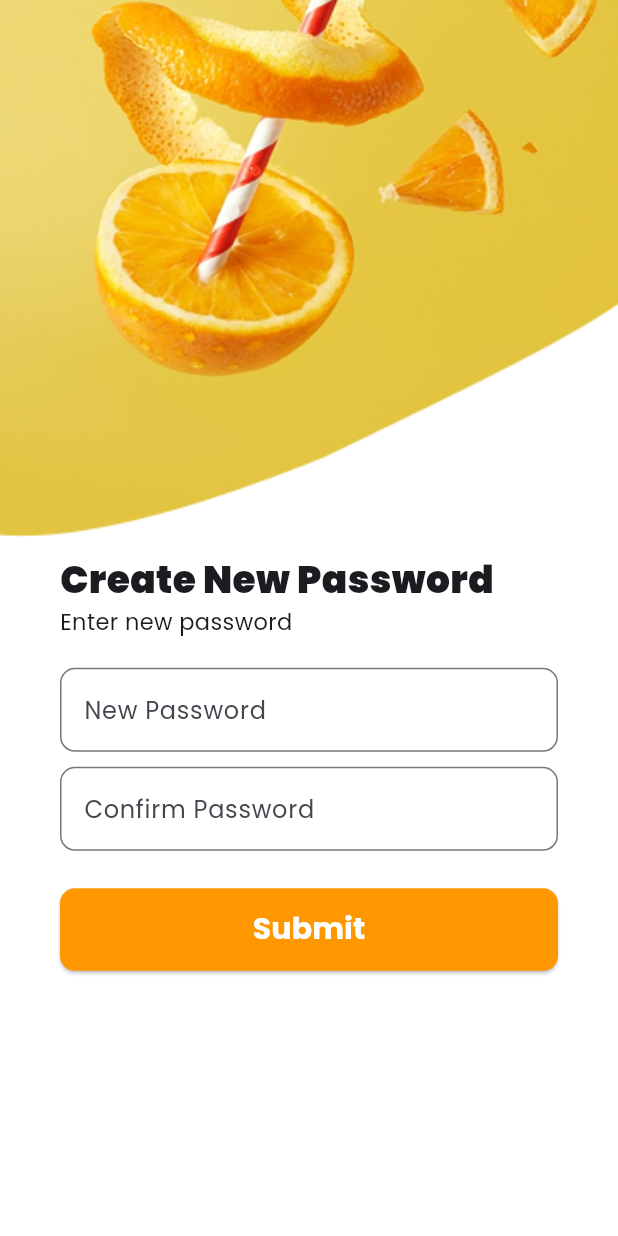
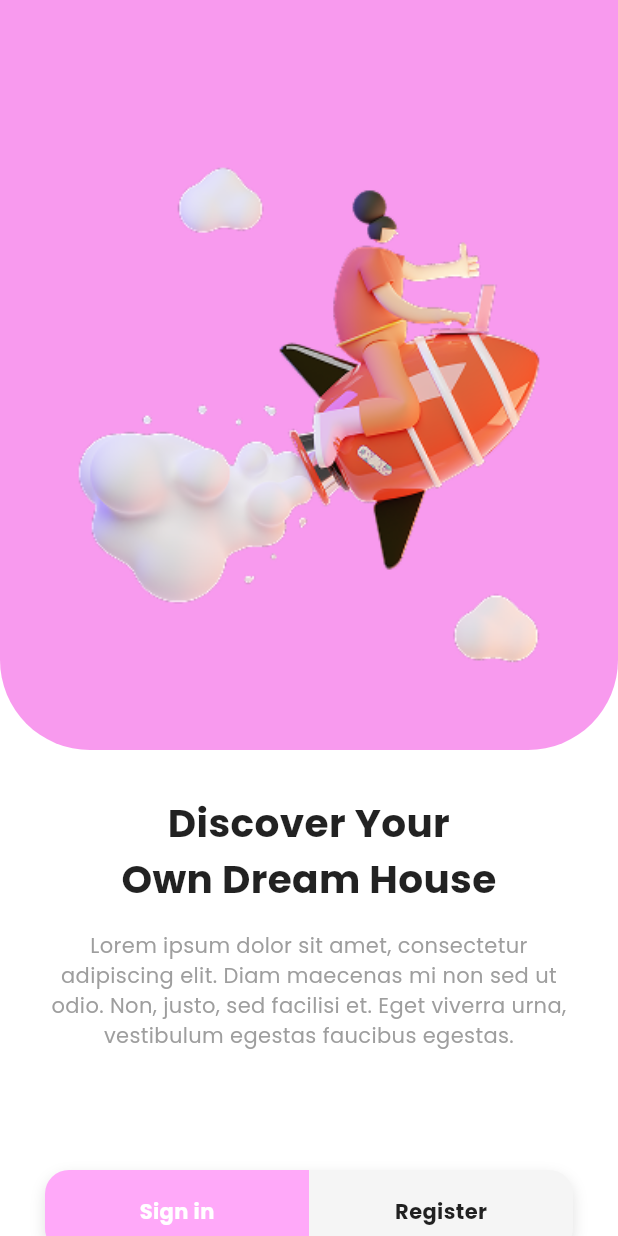
Before and after one commit to iamSinlapachai/flutter_speed_ui_app, a Flutter app: the screen it shows after launch, on a phone screen of 412 x 824 dp. Run offline on Flutter 3.47's test engine with Material 3 defaults, Android fonts, the phone set to English and light mode, and no system bars; our stand-ins replace font_awesome_flutter, google_fonts.

Commit message:
f a01 page

```diff
--- a/lib/main.dart
+++ b/lib/main.dart
@@ -1,4 +1,5 @@
 import 'package:flutter/material.dart';
+import 'package:flutter_speed_ui_app/views/a01_page_ui.dart';
 
 import 'package:flutter_speed_ui_app/views/e03_page_ui.dart';
 import 'package:flutter_speed_ui_app/views/e04_page_ui.dart';
@@ -27,7 +28,7 @@ class _FlutterSpeedUIProjectState extends State<FlutterSpeedUIProject> {
   Widget build(BuildContext context) {
     return MaterialApp(
       debugShowCheckedModeBanner: false,
-      home: E06PageUI(),
+      home: A01PageUI(),
       theme: ThemeData(
         textTheme: GoogleFonts.poppinsTextTheme(
           Theme.of(context).textTheme,
--- /dev/null
+++ b/lib/views/a01_page_ui.dart
@@ -0,0 +1,143 @@
+import 'package:flutter/material.dart';
+
+class A01PageUI extends StatelessWidget {
+  const A01PageUI({super.key});
+
+  @override
+  Widget build(BuildContext context) {
+    return Scaffold(
+      backgroundColor: Colors.white,
+      body: Column(
+        children: [
+          // ส่วนบน: พื้นหลังชมพู + รูป 3D
+          ClipRRect(
+            borderRadius: const BorderRadius.only(
+              bottomLeft: Radius.circular(60),
+              bottomRight: Radius.circular(60),
+            ),
+            child: Container(
+              color: const Color(0xFFF89AEE), // สีชมพู
+              width: double.infinity,
+              height: 500,
+              child: Stack(
+                alignment: Alignment.center,
+                children: [
+                  // รูป 3D Rocket
+                  Positioned(
+                    top: 100,
+                    child: Image.asset(
+                      'assets/images/imga1.png', // <-- เปลี่ยนให้ตรงกับไฟล์ภาพของคุณ
+                      height: 350,
+                      fit: BoxFit.contain,
+                    ),
+                  ),
+                ],
+              ),
+            ),
+          ),
+          const SizedBox(height: 30),
+          // หัวเรื่อง
+          const Padding(
+            padding: EdgeInsets.symmetric(horizontal: 30),
+            child: Column(
+              children: [
+                Text(
+                  'Discover Your\nOwn Dream House',
+                  textAlign: TextAlign.center,
+                  style: TextStyle(
+                    fontSize: 26,
+                    fontWeight: FontWeight.bold,
+                    color: Colors.black87,
+                  ),
+                ),
+                SizedBox(height: 16),
+                Text(
+                  'Lorem ipsum dolor sit amet, consectetur adipiscing elit. '
+                  'Diam maecenas mi non sed ut odio. Non, justo, sed facilisi et. '
+                  'Eget viverra urna, vestibulum egestas faucibus egestas.',
+                  textAlign: TextAlign.center,
+                  style: TextStyle(
+                    fontSize: 14,
+                    color: Colors.grey,
+                  ),
+                ),
+              ],
+            ),
+          ),
+          const Spacer(),
+          // ปุ่ม Sign in และ Register
+          Padding(
+            padding: const EdgeInsets.symmetric(horizontal: 30, vertical: 80),
+            child: Container(
+              height: 55,
+              decoration: BoxDecoration(
+                borderRadius: BorderRadius.circular(16),
+                boxShadow: const [
+                  BoxShadow(
+                    color: Colors.black12,
+                    offset: Offset(0, 4),
+                    blurRadius: 8,
+                  ),
+                ],
+              ),
+              child: Row(
+                children: [
+                  // Sign in Button
+                  Expanded(
+                    child: GestureDetector(
+                      onTap: () {
+                        // Handle sign in
+                      },
+                      child: Container(
+                        decoration: const BoxDecoration(
+                          color: Color(0xFFFFA9F9), // สีชมพู
+                          borderRadius: BorderRadius.only(
+                            topLeft: Radius.circular(16),
+                            bottomLeft: Radius.circular(16),
+                          ),
+                        ),
+                        alignment: Alignment.center,
+                        child: const Text(
+                          'Sign in',
+                          style: TextStyle(
+                            color: Colors.white,
+                            fontWeight: FontWeight.bold,
+                          ),
+                        ),
+                      ),
+                    ),
+                  ),
+                  // Register Button
+                  Expanded(
+                    child: GestureDetector(
+                      onTap: () {
+                        // Handle register
+                      },
+                      child: Container(
+                        decoration: const BoxDecoration(
+                          color: Color(0xFFF5F5F5), // เทาอ่อน
+                          borderRadius: BorderRadius.only(
+                            topRight: Radius.circular(16),
+                            bottomRight: Radius.circular(16),
+                          ),
+                        ),
+                        alignment: Alignment.center,
+                        child: const Text(
+                          'Register',
+                          style: TextStyle(
+                            color: Colors.black87,
+                            fontWeight: FontWeight.bold,
+                          ),
+                        ),
+                      ),
+                    ),
+                  ),
+                ],
+              ),
+            ),
+          ),
+        ],
+      ),
+    );
+  }
+}
--- /dev/null
+++ b/lib/views/a02_page_ui.dart
@@ -0,0 +1,15 @@
+import 'package:flutter/material.dart';
+
+class A02PageUI extends StatefulWidget {
+  const A02PageUI({super.key});
+
+  @override
+  State<A02PageUI> createState() => _A02PageUIState();
+}
+
+class _A02PageUIState extends State<A02PageUI> {
+  @override
+  Widget build(BuildContext context) {
+    return Scaffold();
+  }
+}
```
